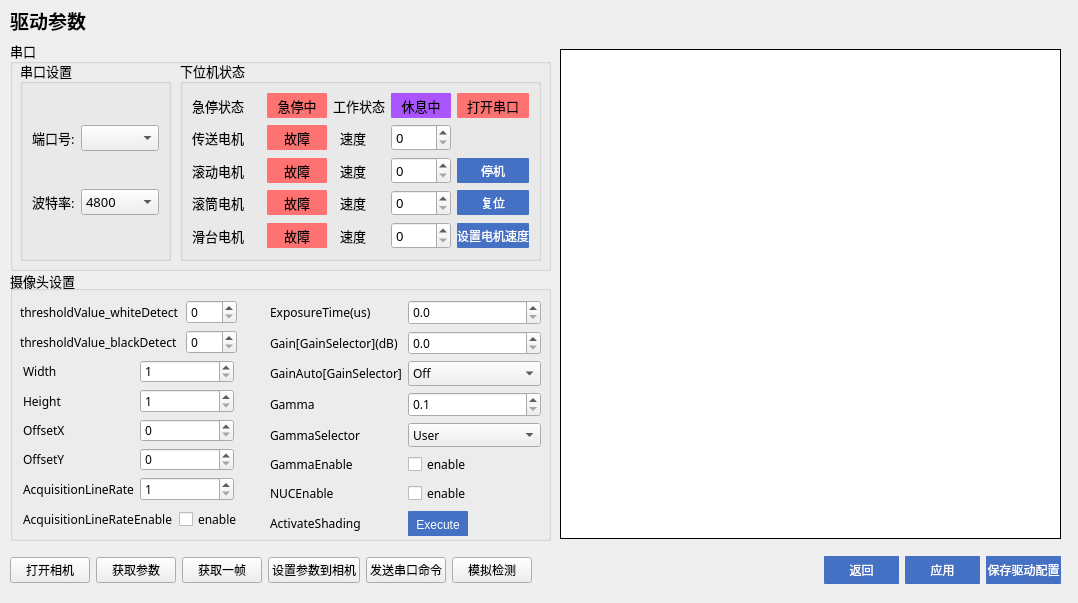
Above: driveseting.ui from jaueone/Magnetic before the change. Below: the same form after it.
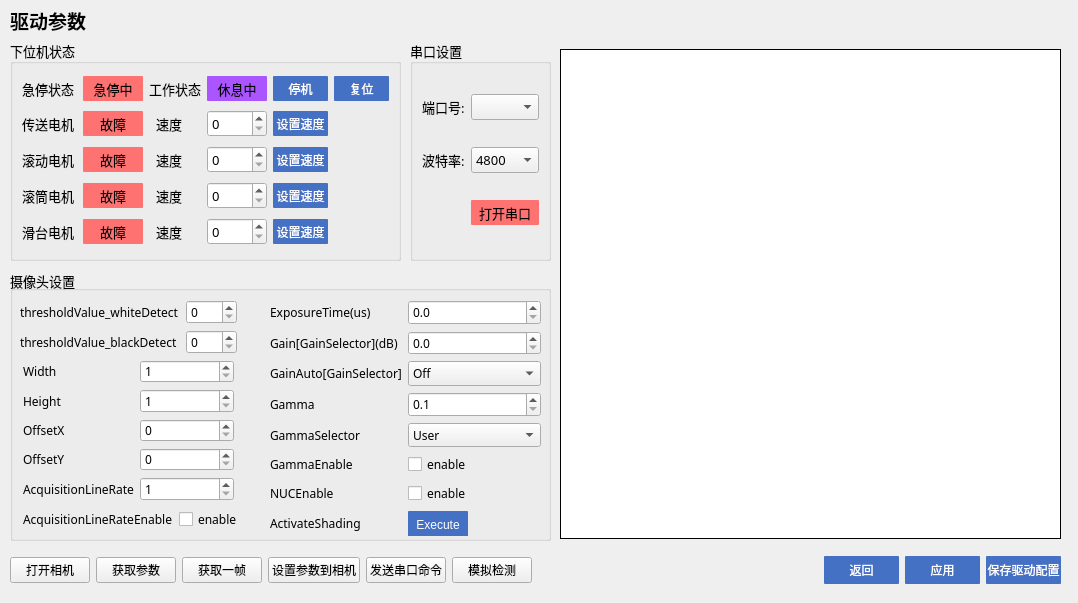
That is the form after the change. Custom widgets are drawn as their Qt base class.

The edit to the form file:
```diff
--- a/driveseting.ui
+++ b/driveseting.ui
@@ -13,576 +13,6 @@
   <property name="windowTitle">
    <string>Form</string>
   </property>
-  <widget class="QGroupBox" name="groupBox">
-   <property name="geometry">
-    <rect>
-     <x>10</x>
-     <y>40</y>
-     <width>541</width>
-     <height>231</height>
-    </rect>
-   </property>
-   <property name="font">
-    <font>
-     <family>微软雅黑</family>
-     <pointsize>10</pointsize>
-    </font>
-   </property>
-   <property name="title">
-    <string>串口</string>
-   </property>
-   <property name="flat">
-    <bool>false</bool>
-   </property>
-   <widget class="QGroupBox" name="groupBox_3">
-    <property name="geometry">
-     <rect>
-      <x>10</x>
-      <y>20</y>
-      <width>151</width>
-      <height>201</height>
-     </rect>
-    </property>
-    <property name="minimumSize">
-     <size>
-      <width>50</width>
-      <height>50</height>
-     </size>
-    </property>
-    <property name="title">
-     <string>串口设置</string>
-    </property>
-    <layout class="QGridLayout" name="gridLayout_3">
-     <item row="1" column="1">
-      <widget class="QComboBox" name="baudRateBox">
-       <item>
-        <property name="text">
-         <string>4800</string>
-        </property>
-       </item>
-       <item>
-        <property name="text">
-         <string>9600</string>
-        </property>
-       </item>
-       <item>
-        <property name="text">
-         <string>19200</string>
-        </property>
-       </item>
-       <item>
-        <property name="text">
-         <string>38400</string>
-        </property>
-       </item>
-       <item>
-        <property name="text">
-         <string>115200</string>
-        </property>
-       </item>
-      </widget>
-     </item>
-     <item row="1" column="0">
-      <widget class="QLabel" name="baudRateLabel">
-       <property name="maximumSize">
-        <size>
-         <width>50</width>
-         <height>16777215</height>
-        </size>
-       </property>
-       <property name="text">
-        <string>波特率:</string>
-       </property>
-      </widget>
-     </item>
-     <item row="0" column="0">
-      <widget class="QLabel" name="label_19">
-       <property name="maximumSize">
-        <size>
-         <width>50</width>
-         <height>16777215</height>
-        </size>
-       </property>
-       <property name="text">
-        <string>端口号:</string>
-       </property>
-      </widget>
-     </item>
-     <item row="0" column="1">
-      <widget class="ComboBox" name="serialPortInfoListBox"/>
-     </item>
-    </layout>
-   </widget>
-   <widget class="QGroupBox" name="groupBox_4">
-    <property name="geometry">
-     <rect>
-      <x>170</x>
-      <y>20</y>
-      <width>361</width>
-      <height>201</height>
-     </rect>
-    </property>
-    <property name="title">
-     <string>下位机状态</string>
-    </property>
-    <layout class="QGridLayout" name="gridLayout_4">
-     <item row="1" column="3">
-      <widget class="QSpinBox" name="motor_1_speed">
-       <property name="maximum">
-        <number>300</number>
-       </property>
-      </widget>
-     </item>
-     <item row="3" column="1">
-      <widget class="QPushButton" name="motor_3">
-       <property name="enabled">
-        <bool>false</bool>
-       </property>
-       <property name="minimumSize">
-        <size>
-         <width>0</width>
-         <height>25</height>
-        </size>
-       </property>
-       <property name="font">
-        <font>
-         <family>微软雅黑</family>
-         <pointsize>10</pointsize>
-        </font>
-       </property>
-       <property name="styleSheet">
-        <string notr="true">QPushButton{color:black;background-color:rgb(255, 114, 114);border-radius:1px}
-QPushButton::checked{background-color:rgb(47, 255, 168);}</string>
-       </property>
-       <property name="text">
-        <string>故障</string>
-       </property>
-       <property name="checkable">
-        <bool>true</bool>
-       </property>
-      </widget>
-     </item>
-     <item row="2" column="1">
-      <widget class="QPushButton" name="motor_2">
-       <property name="enabled">
-        <bool>false</bool>
-       </property>
-       <property name="minimumSize">
-        <size>
-         <width>0</width>
-         <height>25</height>
-        </size>
-       </property>
-       <property name="font">
-        <font>
-         <family>微软雅黑</family>
-         <pointsize>10</pointsize>
-        </font>
-       </property>
-       <property name="styleSheet">
-        <string notr="true">QPushButton{color:black;background-color:rgb(255, 114, 114);border-radius:1px}
-QPushButton::checked{background-color:rgb(47, 255, 168);}</string>
-       </property>
-       <property name="text">
-        <string>故障</string>
-       </property>
-       <property name="checkable">
-        <bool>true</bool>
-       </property>
-      </widget>
-     </item>
-     <item row="1" column="1">
-      <widget class="QPushButton" name="motor_1">
-       <property name="enabled">
-        <bool>false</bool>
-       </property>
-       <property name="minimumSize">
-        <size>
-         <width>0</width>
-         <height>25</height>
-        </size>
-       </property>
-       <property name="font">
-        <font>
-         <family>微软雅黑</family>
-         <pointsize>10</pointsize>
-        </font>
-       </property>
-       <property name="styleSheet">
-        <string notr="true">QPushButton{color:black;background-color:rgb(255, 114, 114);border-radius:1px}
-QPushButton::checked{background-color:rgb(47, 255, 168);}</string>
-       </property>
-       <property name="text">
-        <string>故障</string>
-       </property>
-       <property name="checkable">
-        <bool>true</bool>
-       </property>
-       <property name="checked">
-        <bool>false</bool>
-       </property>
-      </widget>
-     </item>
-     <item row="2" column="3">
-      <widget class="QSpinBox" name="motor_2_speed">
-       <property name="maximum">
-        <number>300</number>
-       </property>
-      </widget>
-     </item>
-     <item row="4" column="3">
-      <widget class="QSpinBox" name="motor_4_speed">
-       <property name="maximum">
-        <number>300</number>
-       </property>
-      </widget>
-     </item>
-     <item row="3" column="3">
-      <widget class="QSpinBox" name="motor_3_speed">
-       <property name="maximum">
-        <number>300</number>
-       </property>
-      </widget>
-     </item>
-     <item row="4" column="0">
-      <widget class="QLabel" name="label_24">
-       <property name="text">
-        <string>滑台电机</string>
-       </property>
-      </widget>
-     </item>
-     <item row="0" column="1">
-      <widget class="QPushButton" name="Estop_s">
-       <property name="enabled">
-        <bool>false</bool>
-       </property>
-       <property name="minimumSize">
-        <size>
-         <width>60</width>
-         <height>25</height>
-        </size>
-       </property>
-       <property name="maximumSize">
-        <size>
-         <width>25</width>
-         <height>16777215</height>
-        </size>
-       </property>
-       <property name="font">
-        <font>
-         <family>微软雅黑</family>
-         <pointsize>10</pointsize>
-        </font>
-       </property>
-       <property name="styleSheet">
-        <string notr="true">QPushButton{color:black;background-color:rgb(255, 114, 114);border-radius:1px;}
-QPushButton::checked{background-color:rgb(47, 255, 168);}</string>
-       </property>
-       <property name="text">
-        <string>急停中</string>
-       </property>
-       <property name="checkable">
-        <bool>true</bool>
-       </property>
-       <property name="checked">
-        <bool>false</bool>
-       </property>
-      </widget>
-     </item>
-     <item row="0" column="0">
-      <widget class="QLabel" name="label_20">
-       <property name="text">
-        <string>急停状态</string>
-       </property>
-      </widget>
-     </item>
-     <item row="3" column="0">
-      <widget class="QLabel" name="label_23">
-       <property name="text">
-        <string>滚筒电机</string>
-       </property>
-      </widget>
-     </item>
-     <item row="3" column="2">
-      <widget class="QLabel" name="label_27">
-       <property name="sizePolicy">
-        <sizepolicy hsizetype="Maximum" vsizetype="Preferred">
-         <horstretch>0</horstretch>
-         <verstretch>0</verstretch>
-        </sizepolicy>
-       </property>
-       <property name="maximumSize">
-        <size>
-         <width>40</width>
-         <height>16777215</height>
-        </size>
-       </property>
-       <property name="text">
-        <string>速度</string>
-       </property>
-       <property name="alignment">
-        <set>Qt::AlignCenter</set>
-       </property>
-      </widget>
-     </item>
-     <item row="1" column="2">
-      <widget class="QLabel" name="label_25">
-       <property name="sizePolicy">
-        <sizepolicy hsizetype="Maximum" vsizetype="Preferred">
-         <horstretch>0</horstretch>
-         <verstretch>0</verstretch>
-        </sizepolicy>
-       </property>
-       <property name="maximumSize">
-        <size>
-         <width>40</width>
-         <height>16777215</height>
-        </size>
-       </property>
-       <property name="text">
-        <string>速度</string>
-       </property>
-       <property name="alignment">
-        <set>Qt::AlignCenter</set>
-       </property>
-      </widget>
-     </item>
-     <item row="4" column="1">
-      <widget class="QPushButton" name="motor_4">
-       <property name="enabled">
-        <bool>false</bool>
-       </property>
-       <property name="minimumSize">
-        <size>
-         <width>0</width>
-         <height>25</height>
-        </size>
-       </property>
-       <property name="font">
-        <font>
-         <family>微软雅黑</family>
-         <pointsize>10</pointsize>
-        </font>
-       </property>
-       <property name="styleSheet">
-        <string notr="true">QPushButton{color:black;background-color:rgb(255, 114, 114);border-radius:1px}
-QPushButton::checked{background-color:rgb(47, 255, 168);}</string>
-       </property>
-       <property name="text">
-        <string>故障</string>
-       </property>
-       <property name="checkable">
-        <bool>true</bool>
-       </property>
-      </widget>
-     </item>
-     <item row="2" column="2">
-      <widget class="QLabel" name="label_26">
-       <property name="sizePolicy">
-        <sizepolicy hsizetype="Maximum" vsizetype="Preferred">
-         <horstretch>0</horstretch>
-         <verstretch>0</verstretch>
-        </sizepolicy>
-       </property>
-       <property name="maximumSize">
-        <size>
-         <width>40</width>
-         <height>16777215</height>
-        </size>
-       </property>
-       <property name="text">
-        <string>速度</string>
-       </property>
-       <property name="alignment">
-        <set>Qt::AlignCenter</set>
-       </property>
-      </widget>
-     </item>
-     <item row="2" column="0">
-      <widget class="QLabel" name="label_22">
-       <property name="text">
-        <string>滚动电机</string>
-       </property>
-      </widget>
-     </item>
-     <item row="0" column="3">
-      <widget class="QPushButton" name="isWorking">
-       <property name="enabled">
-        <bool>false</bool>
-       </property>
-       <property name="minimumSize">
-        <size>
-         <width>60</width>
-         <height>25</height>
-        </size>
-       </property>
-       <property name="maximumSize">
-        <size>
-         <width>25</width>
-         <height>16777215</height>
-        </size>
-       </property>
-       <property name="font">
-        <font>
-         <family>微软雅黑</family>
-         <pointsize>10</pointsize>
-        </font>
-       </property>
-       <property name="styleSheet">
-        <string notr="true">QPushButton{color:black;background-color:rgb(170, 85, 255);border-radius:1px;}
-QPushButton::checked{background-color:rgb(47, 255, 168);}</string>
-       </property>
-       <property name="text">
-        <string>休息中</string>
-       </property>
-       <property name="checkable">
-        <bool>true</bool>
-       </property>
-       <property name="checked">
-        <bool>false</bool>
-       </property>
-      </widget>
-     </item>
-     <item row="4" column="2">
-      <widget class="QLabel" name="label_28">
-       <property name="sizePolicy">
-        <sizepolicy hsizetype="Maximum" vsizetype="Preferred">
-         <horstretch>0</horstretch>
-         <verstretch>0</verstretch>
-        </sizepolicy>
-       </property>
-       <property name="maximumSize">
-        <size>
-         <width>40</width>
-         <height>16777215</height>
-        </size>
-       </property>
-       <property name="text">
-        <string>速度</string>
-       </property>
-       <property name="alignment">
-        <set>Qt::AlignCenter</set>
-       </property>
-      </widget>
-     </item>
-     <item row="1" column="0">
-      <widget class="QLabel" name="label_21">
-       <property name="text">
-        <string>传送电机</string>
-       </property>
-      </widget>
-     </item>
-     <item row="0" column="2">
-      <widget class="QLabel" name="label_29">
-       <property name="text">
-        <string>工作状态</string>
-       </property>
-      </widget>
-     </item>
-     <item row="4" column="4">
-      <widget class="QPushButton" name="pushButton_15">
-       <property name="minimumSize">
-        <size>
-         <width>0</width>
-         <height>25</height>
-        </size>
-       </property>
-       <property name="font">
-        <font>
-         <family>微软雅黑</family>
-         <pointsize>9</pointsize>
-        </font>
-       </property>
-       <property name="styleSheet">
-        <string notr="true">QPushButton{color:white;background-color: rgb(68, 113, 196);border-radius:1px}
-QPushButton::pressed{background-color: rgb(142, 170, 220);}</string>
-       </property>
-       <property name="text">
-        <string>设置电机速度</string>
-       </property>
-      </widget>
-     </item>
-     <item row="0" column="4">
-      <widget class="QPushButton" name="pushButton_7">
-       <property name="minimumSize">
-        <size>
-         <width>0</width>
-         <height>25</height>
-        </size>
-       </property>
-       <property name="font">
-        <font>
-         <family>微软雅黑</family>
-         <pointsize>10</pointsize>
-        </font>
-       </property>
-       <property name="styleSheet">
-        <string notr="true">QPushButton{color:black;background-color:rgb(255, 114, 114);border-radius:1px}
-QPushButton::checked{background-color:rgb(47, 255, 168);}</string>
-       </property>
-       <property name="text">
-        <string>打开串口</string>
-       </property>
-       <property name="checkable">
-        <bool>true</bool>
-       </property>
-       <property name="checked">
-        <bool>false</bool>
-       </property>
-       <property name="autoExclusive">
-        <bool>true</bool>
-       </property>
-      </widget>
-     </item>
-     <item row="3" column="4">
-      <widget class="QPushButton" name="pushButton_18">
-       <property name="minimumSize">
-        <size>
-         <width>0</width>
-         <height>25</height>
-        </size>
-       </property>
-       <property name="font">
-        <font>
-         <family>微软雅黑</family>
-         <pointsize>9</pointsize>
-        </font>
-       </property>
-       <property name="styleSheet">
-        <string notr="true">QPushButton{color:white;background-color: rgb(68, 113, 196);border-radius:1px}
-QPushButton::pressed{background-color: rgb(142, 170, 220);}</string>
-       </property>
-       <property name="text">
-        <string>复位</string>
-       </property>
-      </widget>
-     </item>
-     <item row="2" column="4">
-      <widget class="QPushButton" name="pushButton_17">
-       <property name="minimumSize">
-        <size>
-         <width>0</width>
-         <height>25</height>
-        </size>
-       </property>
-       <property name="font">
-        <font>
-         <family>微软雅黑</family>
-         <pointsize>9</pointsize>
-        </font>
-       </property>
-       <property name="styleSheet">
-        <string notr="true">QPushButton{color:white;background-color: rgb(68, 113, 196);border-radius:1px}
-QPushButton::pressed{background-color: rgb(142, 170, 220);}</string>
-       </property>
-       <property name="text">
-        <string>停机</string>
-       </property>
-      </widget>
-     </item>
-    </layout>
-   </widget>
-  </widget>
   <widget class="QWidget" name="horizontalLayoutWidget">
    <property name="geometry">
     <rect>
@@ -1356,6 +786,635 @@
     </item>
    </layout>
   </widget>
+  <widget class="QGroupBox" name="groupBox_4">
+   <property name="geometry">
+    <rect>
+     <x>10</x>
+     <y>40</y>
+     <width>391</width>
+     <height>221</height>
+    </rect>
+   </property>
+   <property name="font">
+    <font>
+     <family>微软雅黑</family>
+     <pointsize>10</pointsize>
+    </font>
+   </property>
+   <property name="title">
+    <string>下位机状态</string>
+   </property>
+   <layout class="QGridLayout" name="gridLayout_4">
+    <item row="1" column="1">
+     <widget class="QPushButton" name="motor_1">
+      <property name="enabled">
+       <bool>false</bool>
+      </property>
+      <property name="minimumSize">
+       <size>
+        <width>0</width>
+        <height>25</height>
+       </size>
+      </property>
+      <property name="font">
+       <font>
+        <family>微软雅黑</family>
+        <pointsize>10</pointsize>
+       </font>
+      </property>
+      <property name="styleSheet">
+       <string notr="true">QPushButton{color:black;background-color:rgb(255, 114, 114);border-radius:1px}
+QPushButton::checked{background-color:rgb(47, 255, 168);}</string>
+      </property>
+      <property name="text">
+       <string>故障</string>
+      </property>
+      <property name="checkable">
+       <bool>true</bool>
+      </property>
+      <property name="checked">
+       <bool>false</bool>
+      </property>
+     </widget>
+    </item>
+    <item row="4" column="2">
+     <widget class="QLabel" name="label_28">
+      <property name="sizePolicy">
+       <sizepolicy hsizetype="Maximum" vsizetype="Preferred">
+        <horstretch>0</horstretch>
+        <verstretch>0</verstretch>
+       </sizepolicy>
+      </property>
+      <property name="maximumSize">
+       <size>
+        <width>40</width>
+        <height>16777215</height>
+       </size>
+      </property>
+      <property name="text">
+       <string>速度</string>
+      </property>
+      <property name="alignment">
+       <set>Qt::AlignCenter</set>
+      </property>
+     </widget>
+    </item>
+    <item row="0" column="0">
+     <widget class="QLabel" name="label_20">
+      <property name="text">
+       <string>急停状态</string>
+      </property>
+     </widget>
+    </item>
+    <item row="1" column="2">
+     <widget class="QLabel" name="label_25">
+      <property name="sizePolicy">
+       <sizepolicy hsizetype="Maximum" vsizetype="Preferred">
+        <horstretch>0</horstretch>
+        <verstretch>0</verstretch>
+       </sizepolicy>
+      </property>
+      <property name="maximumSize">
+       <size>
+        <width>40</width>
+        <height>16777215</height>
+       </size>
+      </property>
+      <property name="text">
+       <string>速度</string>
+      </property>
+      <property name="alignment">
+       <set>Qt::AlignCenter</set>
+      </property>
+     </widget>
+    </item>
+    <item row="0" column="2">
+     <widget class="QLabel" name="label_29">
+      <property name="text">
+       <string>工作状态</string>
+      </property>
+     </widget>
+    </item>
+    <item row="3" column="3">
+     <widget class="QSpinBox" name="motor_3_speed">
+      <property name="maximum">
+       <number>300</number>
+      </property>
+     </widget>
+    </item>
+    <item row="4" column="3">
+     <widget class="QSpinBox" name="motor_4_speed">
+      <property name="maximum">
+       <number>300</number>
+      </property>
+     </widget>
+    </item>
+    <item row="4" column="1">
+     <widget class="QPushButton" name="motor_4">
+      <property name="enabled">
+       <bool>false</bool>
+      </property>
+      <property name="minimumSize">
+       <size>
+        <width>0</width>
+        <height>25</height>
+       </size>
+      </property>
+      <property name="font">
+       <font>
+        <family>微软雅黑</family>
+        <pointsize>10</pointsize>
+       </font>
+      </property>
+      <property name="styleSheet">
+       <string notr="true">QPushButton{color:black;background-color:rgb(255, 114, 114);border-radius:1px}
+QPushButton::checked{background-color:rgb(47, 255, 168);}</string>
+      </property>
+      <property name="text">
+       <string>故障</string>
+      </property>
+      <property name="checkable">
+       <bool>true</bool>
+      </property>
+     </widget>
+    </item>
+    <item row="0" column="1">
+     <widget class="QPushButton" name="Estop_s">
+      <property name="enabled">
+       <bool>false</bool>
+      </property>
+      <property name="minimumSize">
+       <size>
+        <width>60</width>
+        <height>25</height>
+       </size>
+      </property>
+      <property name="maximumSize">
+       <size>
+        <width>25</width>
+        <height>16777215</height>
+       </size>
+      </property>
+      <property name="font">
+       <font>
+        <family>微软雅黑</family>
+        <pointsize>10</pointsize>
+       </font>
+      </property>
+      <property name="styleSheet">
+       <string notr="true">QPushButton{color:black;background-color:rgb(255, 114, 114);border-radius:1px;}
+QPushButton::checked{background-color:rgb(47, 255, 168);}</string>
+      </property>
+      <property name="text">
+       <string>急停中</string>
+      </property>
+      <property name="checkable">
+       <bool>true</bool>
+      </property>
+      <property name="checked">
+       <bool>false</bool>
+      </property>
+     </widget>
+    </item>
+    <item row="3" column="2">
+     <widget class="QLabel" name="label_27">
+      <property name="sizePolicy">
+       <sizepolicy hsizetype="Maximum" vsizetype="Preferred">
+        <horstretch>0</horstretch>
+        <verstretch>0</verstretch>
+       </sizepolicy>
+      </property>
+      <property name="maximumSize">
+       <size>
+        <width>40</width>
+        <height>16777215</height>
+       </size>
+      </property>
+      <property name="text">
+       <string>速度</string>
+      </property>
+      <property name="alignment">
+       <set>Qt::AlignCenter</set>
+      </property>
+     </widget>
+    </item>
+    <item row="1" column="3">
+     <widget class="QSpinBox" name="motor_1_speed">
+      <property name="maximum">
+       <number>300</number>
+      </property>
+     </widget>
+    </item>
+    <item row="3" column="1">
+     <widget class="QPushButton" name="motor_3">
+      <property name="enabled">
+       <bool>false</bool>
+      </property>
+      <property name="minimumSize">
+       <size>
+        <width>0</width>
+        <height>25</height>
+       </size>
+      </property>
+      <property name="font">
+       <font>
+        <family>微软雅黑</family>
+        <pointsize>10</pointsize>
+       </font>
+      </property>
+      <property name="styleSheet">
+       <string notr="true">QPushButton{color:black;background-color:rgb(255, 114, 114);border-radius:1px}
+QPushButton::checked{background-color:rgb(47, 255, 168);}</string>
+      </property>
+      <property name="text">
+       <string>故障</string>
+      </property>
+      <property name="checkable">
+       <bool>true</bool>
+      </property>
+     </widget>
+    </item>
+    <item row="0" column="3">
+     <widget class="QPushButton" name="isWorking">
+      <property name="enabled">
+       <bool>false</bool>
+      </property>
+      <property name="minimumSize">
+       <size>
+        <width>60</width>
+        <height>25</height>
+       </size>
+      </property>
+      <property name="maximumSize">
+       <size>
+        <width>25</width>
+        <height>16777215</height>
+       </size>
+      </property>
+      <property name="font">
+       <font>
+        <family>微软雅黑</family>
+        <pointsize>10</pointsize>
+       </font>
+      </property>
+      <property name="styleSheet">
+       <string notr="true">QPushButton{color:black;background-color:rgb(170, 85, 255);border-radius:1px;}
+QPushButton::checked{background-color:rgb(47, 255, 168);}</string>
+      </property>
+      <property name="text">
+       <string>休息中</string>
+      </property>
+      <property name="checkable">
+       <bool>true</bool>
+      </property>
+      <property name="checked">
+       <bool>false</bool>
+      </property>
+     </widget>
+    </item>
+    <item row="2" column="2">
+     <widget class="QLabel" name="label_26">
+      <property name="sizePolicy">
+       <sizepolicy hsizetype="Maximum" vsizetype="Preferred">
+        <horstretch>0</horstretch>
+        <verstretch>0</verstretch>
+       </sizepolicy>
+      </property>
+      <property name="maximumSize">
+       <size>
+        <width>40</width>
+        <height>16777215</height>
+       </size>
+      </property>
+      <property name="text">
+       <string>速度</string>
+      </property>
+      <property name="alignment">
+       <set>Qt::AlignCenter</set>
+      </property>
+     </widget>
+    </item>
+    <item row="2" column="3">
+     <widget class="QSpinBox" name="motor_2_speed">
+      <property name="maximum">
+       <number>300</number>
+      </property>
+     </widget>
+    </item>
+    <item row="2" column="1">
+     <widget class="QPushButton" name="motor_2">
+      <property name="enabled">
+       <bool>false</bool>
+      </property>
+      <property name="minimumSize">
+       <size>
+        <width>0</width>
+        <height>25</height>
+       </size>
+      </property>
+      <property name="font">
+       <font>
+        <family>微软雅黑</family>
+        <pointsize>10</pointsize>
+       </font>
+      </property>
+      <property name="styleSheet">
+       <string notr="true">QPushButton{color:black;background-color:rgb(255, 114, 114);border-radius:1px}
+QPushButton::checked{background-color:rgb(47, 255, 168);}</string>
+      </property>
+      <property name="text">
+       <string>故障</string>
+      </property>
+      <property name="checkable">
+       <bool>true</bool>
+      </property>
+     </widget>
+    </item>
+    <item row="3" column="0">
+     <widget class="QLabel" name="label_23">
+      <property name="text">
+       <string>滚筒电机</string>
+      </property>
+     </widget>
+    </item>
+    <item row="4" column="0">
+     <widget class="QLabel" name="label_24">
+      <property name="text">
+       <string>滑台电机</string>
+      </property>
+     </widget>
+    </item>
+    <item row="2" column="0">
+     <widget class="QLabel" name="label_22">
+      <property name="text">
+       <string>滚动电机</string>
+      </property>
+     </widget>
+    </item>
+    <item row="1" column="0">
+     <widget class="QLabel" name="label_21">
+      <property name="text">
+       <string>传送电机</string>
+      </property>
+     </widget>
+    </item>
+    <item row="0" column="5">
+     <widget class="QPushButton" name="pushButton_18">
+      <property name="minimumSize">
+       <size>
+        <width>0</width>
+        <height>25</height>
+       </size>
+      </property>
+      <property name="font">
+       <font>
+        <family>微软雅黑</family>
+        <pointsize>9</pointsize>
+       </font>
+      </property>
+      <property name="styleSheet">
+       <string notr="true">QPushButton{color:white;background-color: rgb(68, 113, 196);border-radius:1px}
+QPushButton::pressed{background-color: rgb(142, 170, 220);}</string>
+      </property>
+      <property name="text">
+       <string>复位</string>
+      </property>
+     </widget>
+    </item>
+    <item row="1" column="4">
+     <widget class="QPushButton" name="pushButton_15">
+      <property name="minimumSize">
+       <size>
+        <width>0</width>
+        <height>25</height>
+       </size>
+      </property>
+      <property name="font">
+       <font>
+        <family>微软雅黑</family>
+        <pointsize>9</pointsize>
+       </font>
+      </property>
+      <property name="styleSheet">
+       <string notr="true">QPushButton{color:white;background-color: rgb(68, 113, 196);border-radius:1px}
+QPushButton::pressed{background-color: rgb(142, 170, 220);}</string>
+      </property>
+      <property name="text">
+       <string>设置速度</string>
+      </property>
+     </widget>
+    </item>
+    <item row="2" column="4">
+     <widget class="QPushButton" name="pushButton_16">
+      <property name="minimumSize">
+       <size>
+        <width>0</width>
+        <height>25</height>
+       </size>
+      </property>
+      <property name="font">
+       <font>
+        <family>微软雅黑</family>
+        <pointsize>9</pointsize>
+       </font>
+      </property>
+      <property name="styleSheet">
+       <string notr="true">QPushButton{color:white;background-color: rgb(68, 113, 196);border-radius:1px}
+QPushButton::pressed{background-color: rgb(142, 170, 220);}</string>
+      </property>
+      <property name="text">
+       <string>设置速度</string>
+      </property>
+     </widget>
+    </item>
+    <item row="3" column="4">
+     <widget class="QPushButton" name="pushButton_19">
+      <property name="minimumSize">
+       <size>
+        <width>0</width>
+        <height>25</height>
+       </size>
+      </property>
+      <property name="font">
+       <font>
+        <family>微软雅黑</family>
+        <pointsize>9</pointsize>
+       </font>
+      </property>
+      <property name="styleSheet">
+       <string notr="true">QPushButton{color:white;background-color: rgb(68, 113, 196);border-radius:1px}
+QPushButton::pressed{background-color: rgb(142, 170, 220);}</string>
+      </property>
+      <property name="text">
+       <string>设置速度</string>
+      </property>
+     </widget>
+    </item>
+    <item row="4" column="4">
+     <widget class="QPushButton" name="pushButton_20">
+      <property name="minimumSize">
+       <size>
+        <width>0</width>
+        <height>25</height>
+       </size>
+      </property>
+      <property name="font">
+       <font>
+        <family>微软雅黑</family>
+        <pointsize>9</pointsize>
+       </font>
+      </property>
+      <property name="styleSheet">
+       <string notr="true">QPushButton{color:white;background-color: rgb(68, 113, 196);border-radius:1px}
+QPushButton::pressed{background-color: rgb(142, 170, 220);}</string>
+      </property>
+      <property name="text">
+       <string>设置速度</string>
+      </property>
+     </widget>
+    </item>
+    <item row="0" column="4">
+     <widget class="QPushButton" name="pushButton_17">
+      <property name="minimumSize">
+       <size>
+        <width>0</width>
+        <height>25</height>
+       </size>
+      </property>
+      <property name="font">
+       <font>
+        <family>微软雅黑</family>
+        <pointsize>9</pointsize>
+       </font>
+      </property>
+      <property name="styleSheet">
+       <string notr="true">QPushButton{color:white;background-color: rgb(68, 113, 196);border-radius:1px}
+QPushButton::pressed{background-color: rgb(142, 170, 220);}</string>
+      </property>
+      <property name="text">
+       <string>停机</string>
+      </property>
+     </widget>
+    </item>
+   </layout>
+  </widget>
+  <widget class="QGroupBox" name="groupBox_3">
+   <property name="geometry">
+    <rect>
+     <x>410</x>
+     <y>40</y>
+     <width>141</width>
+     <height>221</height>
+    </rect>
+   </property>
+   <property name="minimumSize">
+    <size>
+     <width>50</width>
+     <height>50</height>
+    </size>
+   </property>
+   <property name="font">
+    <font>
+     <family>微软雅黑</family>
+     <pointsize>10</pointsize>
+    </font>
+   </property>
+   <property name="title">
+    <string>串口设置</string>
+   </property>
+   <layout class="QGridLayout" name="gridLayout_3">
+    <item row="1" column="1">
+     <widget class="QComboBox" name="baudRateBox">
+      <item>
+       <property name="text">
+        <string>4800</string>
+       </property>
+      </item>
+      <item>
+       <property name="text">
+        <string>9600</string>
+       </property>
+      </item>
+      <item>
+       <property name="text">
+        <string>19200</string>
+       </property>
+      </item>
+      <item>
+       <property name="text">
+        <string>38400</string>
+       </property>
+      </item>
+      <item>
+       <property name="text">
+        <string>115200</string>
+       </property>
+      </item>
+     </widget>
+    </item>
+    <item row="0" column="0">
+     <widget class="QLabel" name="label_19">
+      <property name="maximumSize">
+       <size>
+        <width>50</width>
+        <height>16777215</height>
+       </size>
+      </property>
+      <property name="text">
+       <string>端口号:</string>
+      </property>
+     </widget>
+    </item>
+    <item row="0" column="1">
+     <widget class="ComboBox" name="serialPortInfoListBox"/>
+    </item>
+    <item row="1" column="0">
+     <widget class="QLabel" name="baudRateLabel">
+      <property name="maximumSize">
+       <size>
+        <width>50</width>
+        <height>16777215</height>
+       </size>
+      </property>
+      <property name="text">
+       <string>波特率:</string>
+      </property>
+     </widget>
+    </item>
+    <item row="2" column="1">
+     <widget class="QPushButton" name="pushButton_7">
+      <property name="minimumSize">
+       <size>
+        <width>0</width>
+        <height>25</height>
+       </size>
+      </property>
+      <property name="font">
+       <font>
+        <family>微软雅黑</family>
+        <pointsize>10</pointsize>
+       </font>
+      </property>
+      <property name="styleSheet">
+       <string notr="true">QPushButton{color:black;background-color:rgb(255, 114, 114);border-radius:1px}
+QPushButton::checked{background-color:rgb(47, 255, 168);}</string>
+      </property>
+      <property name="text">
+       <string>打开串口</string>
+      </property>
+      <property name="checkable">
+       <bool>true</bool>
+      </property>
+      <property name="checked">
+       <bool>false</bool>
+      </property>
+      <property name="autoExclusive">
+       <bool>true</bool>
+      </property>
+     </widget>
+    </item>
+   </layout>
+  </widget>
  </widget>
  <customwidgets>
   <customwidget>
```
